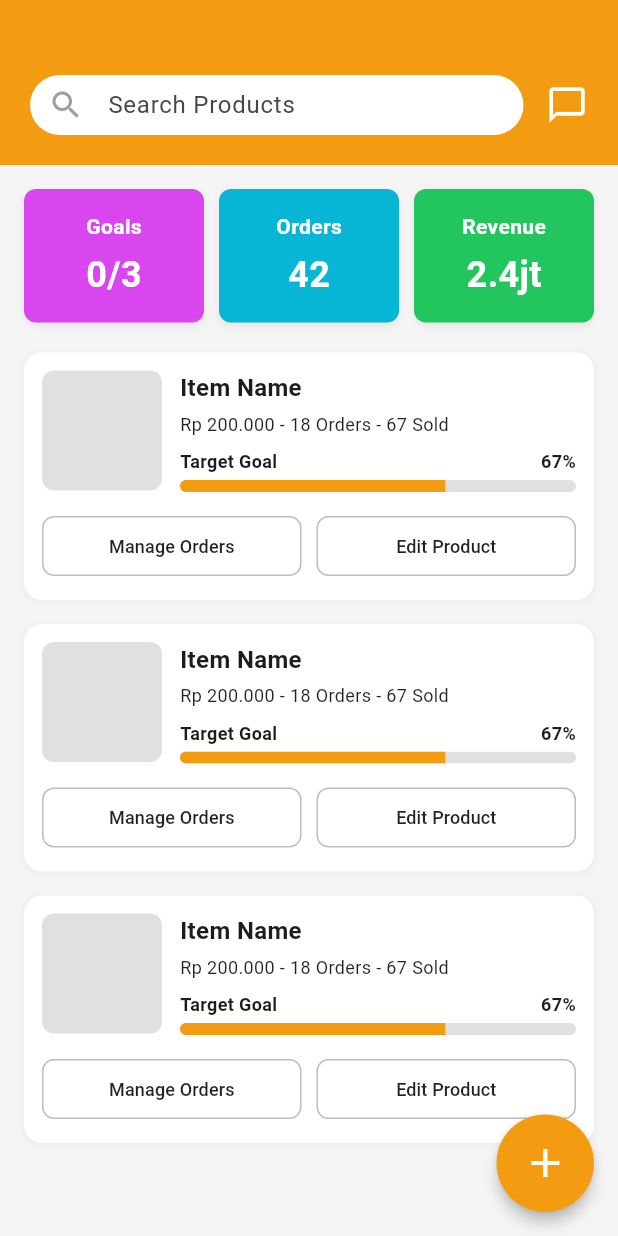
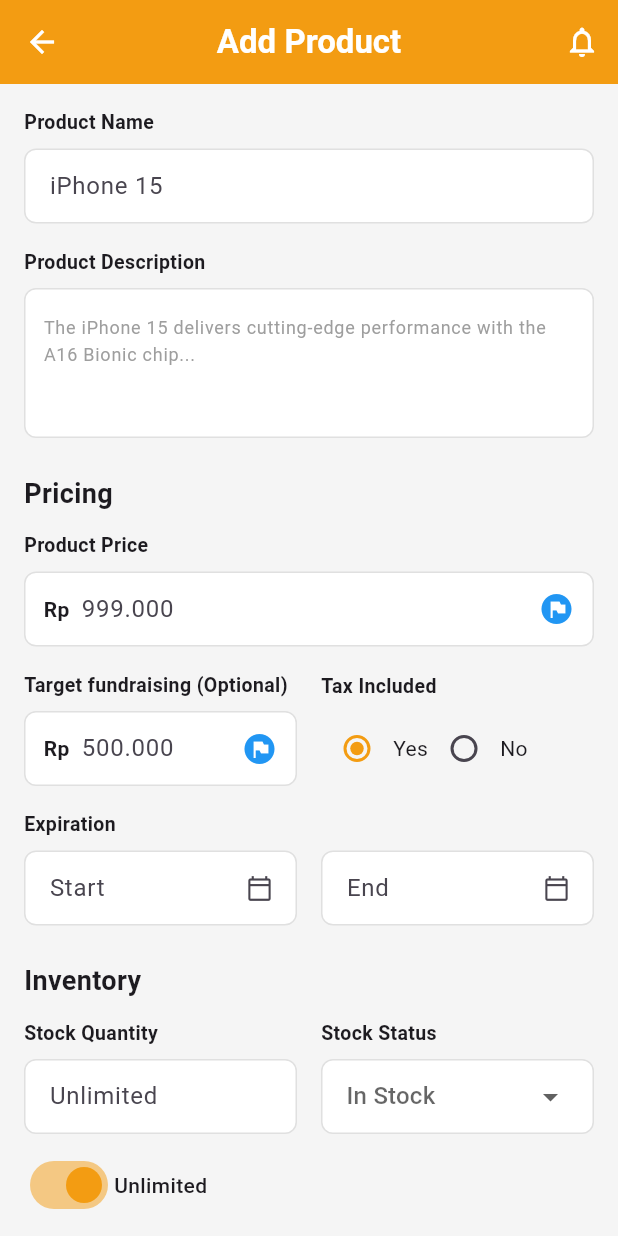
Before and after one commit to mhadiwidjaja/uc_marketplace, a Flutter app: the SellPage screen opened directly, after a tap on the "add" icon, on a phone screen of 412 x 824 dp. Run offline on Flutter 3.47's test engine with Material 3 defaults, Android fonts, the phone set to English and light mode, and no system bars.

Commit message:
add product page for selling

```diff
--- /dev/null
+++ b/lib/add_product_page.dart
@@ -0,0 +1,423 @@
+import 'package:flutter/material.dart';
+
+class AddProductPage extends StatefulWidget {
+  const AddProductPage({super.key});
+
+  @override
+  State<AddProductPage> createState() => _AddProductPageState();
+}
+
+class _AddProductPageState extends State<AddProductPage> {
+  final Color ucOrange = const Color(0xFFF39C12);
+
+  // Form State Variables
+  String? _taxIncluded = 'Yes';
+  bool _isUnlimitedStock = true;
+  // ignore: unused_field
+  String? _selectedCategory;
+  // ignore: unused_field
+  String? _selectedStockStatus = 'In Stock';
+
+  @override
+  Widget build(BuildContext context) {
+    return Scaffold(
+      backgroundColor: const Color(0xFFF5F5F5),
+      appBar: AppBar(
+        backgroundColor: ucOrange,
+        elevation: 0,
+        leading: IconButton(
+          icon: const Icon(Icons.arrow_back, color: Colors.white),
+          onPressed: () => Navigator.pop(context),
+        ),
+        title: const Text(
+          "Add Product",
+          style: TextStyle(color: Colors.white, fontWeight: FontWeight.bold),
+        ),
+        centerTitle: true,
+        actions: [
+          IconButton(
+            icon: const Icon(Icons.notifications_outlined, color: Colors.white),
+            onPressed: () {},
+          ),
+        ],
+      ),
+      body: SingleChildScrollView(
+        padding: const EdgeInsets.all(16.0),
+        child: Column(
+          crossAxisAlignment: CrossAxisAlignment.start,
+          children: [
+            // --- Basic Info ---
+            _buildSectionLabel("Product Name"),
+            _buildTextInput("iPhone 15"),
+            const SizedBox(height: 16),
+
+            _buildSectionLabel("Product Description"),
+            _buildTextArea(
+              "The iPhone 15 delivers cutting-edge performance with the A16 Bionic chip...",
+            ),
+            const SizedBox(height: 24),
+
+            // --- Pricing Section ---
+            const Text("Pricing", style: TextStyle(fontSize: 18, fontWeight: FontWeight.bold)),
+            const SizedBox(height: 12),
+
+            _buildSectionLabel("Product Price"),
+            _buildCurrencyInput("999.000"),
+            const SizedBox(height: 16),
+
+            Row(
+              children: [
+                Expanded(
+                  child: Column(
+                    crossAxisAlignment: CrossAxisAlignment.start,
+                    children: [
+                      _buildSectionLabel("Target fundraising (Optional)"),
+                      _buildCurrencyInput("500.000", prefix: "Rp"),
+                    ],
+                  ),
+                ),
+                const SizedBox(width: 16),
+                Expanded(
+                  child: Column(
+                    crossAxisAlignment: CrossAxisAlignment.start,
+                    children: [
+                      _buildSectionLabel("Tax Included"),
+                      Row(
+                        children: [
+                          Radio<String>(
+                            value: 'Yes',
+                            groupValue: _taxIncluded,
+                            activeColor: ucOrange,
+                            onChanged: (val) => setState(() => _taxIncluded = val),
+                          ),
+                          const Text("Yes"),
+                          Radio<String>(
+                            value: 'No',
+                            groupValue: _taxIncluded,
+                            activeColor: ucOrange,
+                            onChanged: (val) => setState(() => _taxIncluded = val),
+                          ),
+                          const Text("No"),
+                        ],
+                      ),
+                    ],
+                  ),
+                ),
+              ],
+            ),
+            const SizedBox(height: 16),
+
+            // --- Expiration ---
+            _buildSectionLabel("Expiration"),
+            Row(
+              children: [
+                Expanded(child: _buildDatePicker("Start")),
+                const SizedBox(width: 16),
+                Expanded(child: _buildDatePicker("End")),
+              ],
+            ),
+            const SizedBox(height: 24),
+
+            // --- Inventory ---
+            const Text("Inventory", style: TextStyle(fontSize: 18, fontWeight: FontWeight.bold)),
+            const SizedBox(height: 12),
+
+            Row(
+              children: [
+                Expanded(
+                  child: Column(
+                    crossAxisAlignment: CrossAxisAlignment.start,
+                    children: [
+                      _buildSectionLabel("Stock Quantity"),
+                      _buildTextInput("Unlimited"),
+                    ],
+                  ),
+                ),
+                const SizedBox(width: 16),
+                Expanded(
+                  child: Column(
+                    crossAxisAlignment: CrossAxisAlignment.start,
+                    children: [
+                      _buildSectionLabel("Stock Status"),
+                      _buildDropdown(["In Stock", "Out of Stock"], "In Stock"),
+                    ],
+                  ),
+                ),
+              ],
+            ),
+            const SizedBox(height: 10),
+            Row(
+              children: [
+                Switch(
+                  value: _isUnlimitedStock,
+                  activeColor: ucOrange,
+                  onChanged: (val) => setState(() => _isUnlimitedStock = val),
+                ),
+                const Text("Unlimited", style: TextStyle(fontWeight: FontWeight.w500)),
+              ],
+            ),
+            const SizedBox(height: 24),
+
+            // --- Image Upload ---
+            const Text("Upload Product Image", style: TextStyle(fontSize: 18, fontWeight: FontWeight.bold)),
+            const SizedBox(height: 12),
+            _buildSectionLabel("Product Image"),
+
+            Container(
+              height: 200,
+              decoration: BoxDecoration(
+                color: Colors.white,
+                borderRadius: BorderRadius.circular(12),
+                border: Border.all(color: Colors.grey.shade300),
+              ),
+              child: Stack(
+                alignment: Alignment.center,
+                children: [
+                  // Placeholder for Main Image
+                  const Icon(Icons.phone_iphone, size: 100, color: Colors.grey),
+                  Positioned(
+                    bottom: 10,
+                    left: 10,
+                    child: OutlinedButton.icon(
+                      onPressed: () {},
+                      icon: const Icon(Icons.image, size: 16, color: Colors.grey),
+                      label: const Text("Browse", style: TextStyle(color: Colors.grey)),
+                    ),
+                  ),
+                  Positioned(
+                    bottom: 10,
+                    right: 10,
+                    child: OutlinedButton.icon(
+                      onPressed: () {},
+                      icon: const Icon(Icons.refresh, size: 16, color: Colors.black),
+                      label: const Text("Replace", style: TextStyle(color: Colors.black)),
+                    ),
+                  ),
+                ],
+              ),
+            ),
+            const SizedBox(height: 10),
+            // Thumbnails
+            Row(
+              children: [
+                _buildThumbnail(),
+                const SizedBox(width: 10),
+                _buildThumbnail(),
+                const SizedBox(width: 10),
+                // Add Image Button
+                Container(
+                  width: 60,
+                  height: 60,
+                  decoration: BoxDecoration(
+                    color: Colors.white,
+                    borderRadius: BorderRadius.circular(8),
+                    // FIXED: Changed to solid border because 'dashed' is not a valid constant in standard Flutter BorderStyle
+                    border: Border.all(color: Colors.grey.shade300, style: BorderStyle.solid),
+                  ),
+                  child: Column(
+                    mainAxisAlignment: MainAxisAlignment.center,
+                    children: [
+                      Icon(Icons.add_circle, color: ucOrange, size: 20),
+                      Text("Add Image", style: TextStyle(fontSize: 8, color: ucOrange)),
+                    ],
+                  ),
+                ),
+              ],
+            ),
+            const SizedBox(height: 24),
+
+            // --- Categories ---
+            const Text("Categories", style: TextStyle(fontSize: 18, fontWeight: FontWeight.bold)),
+            const SizedBox(height: 12),
+
+            _buildSectionLabel("Product Categories"),
+            _buildDropdown(["Electronics", "Fashion", "Food"], "Select your product"),
+            const SizedBox(height: 16),
+
+            _buildSectionLabel("Product Tag"),
+            _buildDropdown(["New Arrival", "Best Seller"], "Select your product"),
+            const SizedBox(height: 30),
+
+            // --- Publish Button ---
+            SizedBox(
+              width: double.infinity,
+              height: 50,
+              child: ElevatedButton(
+                style: ElevatedButton.styleFrom(
+                  backgroundColor: ucOrange,
+                  shape: RoundedRectangleBorder(
+                    borderRadius: BorderRadius.circular(12),
+                  ),
+                ),
+                onPressed: () {
+                  // Save logic
+                  Navigator.pop(context);
+                },
+                child: const Text(
+                  "Publish Product",
+                  style: TextStyle(
+                    color: Colors.white,
+                    fontSize: 18,
+                    fontWeight: FontWeight.bold,
+                  ),
+                ),
+              ),
+            ),
+            const SizedBox(height: 20),
+          ],
+        ),
+      ),
+    );
+  }
+
+  // --- Helper Widgets ---
+
+  Widget _buildSectionLabel(String text) {
+    return Padding(
+      padding: const EdgeInsets.only(bottom: 8.0),
+      child: Text(
+        text,
+        style: const TextStyle(fontWeight: FontWeight.bold, fontSize: 13),
+      ),
+    );
+  }
+
+  Widget _buildTextInput(String hint) {
+    return Container(
+      decoration: BoxDecoration(
+        color: Colors.white,
+        borderRadius: BorderRadius.circular(8),
+        border: Border.all(color: Colors.grey.shade300),
+      ),
+      child: TextField(
+        decoration: InputDecoration(
+          hintText: hint,
+          border: InputBorder.none,
+          contentPadding: const EdgeInsets.symmetric(horizontal: 16, vertical: 12),
+        ),
+      ),
+    );
+  }
+
+  Widget _buildCurrencyInput(String hint, {String prefix = "Rp"}) {
+    return Container(
+      decoration: BoxDecoration(
+        color: Colors.white,
+        borderRadius: BorderRadius.circular(8),
+        border: Border.all(color: Colors.grey.shade300),
+      ),
+      padding: const EdgeInsets.symmetric(horizontal: 12),
+      child: Row(
+        children: [
+          Text(prefix, style: const TextStyle(fontWeight: FontWeight.bold)),
+          const SizedBox(width: 8),
+          Expanded(
+            child: TextField(
+              decoration: InputDecoration(
+                hintText: hint,
+                border: InputBorder.none,
+              ),
+            ),
+          ),
+          if (prefix == "Rp") const Icon(Icons.flag_circle, color: Colors.blue), // Dummy US flag icon
+        ],
+      ),
+    );
+  }
+
+  Widget _buildTextArea(String hint) {
+    return Container(
+      height: 100,
+      decoration: BoxDecoration(
+        color: Colors.white,
+        borderRadius: BorderRadius.circular(8),
+        border: Border.all(color: Colors.grey.shade300),
+      ),
+      child: TextField(
+        maxLines: 5,
+        decoration: InputDecoration(
+          hintText: hint,
+          hintStyle: const TextStyle(fontSize: 12, color: Colors.grey),
+          border: InputBorder.none,
+          contentPadding: const EdgeInsets.all(12),
+        ),
+      ),
+    );
+  }
+
+  Widget _buildDatePicker(String hint) {
+    return Container(
+      decoration: BoxDecoration(
+        color: Colors.white,
+        borderRadius: BorderRadius.circular(8),
+        border: Border.all(color: Colors.grey.shade300),
+      ),
+      child: TextField(
+        readOnly: true,
+        decoration: InputDecoration(
+          hintText: hint,
+          suffixIcon: const Icon(Icons.calendar_today_outlined, size: 18),
+          border: InputBorder.none,
+          contentPadding: const EdgeInsets.symmetric(horizontal: 16, vertical: 12),
+        ),
+        onTap: () async {
+          await showDatePicker(
+            context: context,
+            initialDate: DateTime.now(),
+            firstDate: DateTime(2000),
+            lastDate: DateTime(2100),
+          );
+        },
+      ),
+    );
+  }
+
+  Widget _buildDropdown(List<String> items, String hint) {
+    return Container(
+      decoration: BoxDecoration(
+        color: Colors.white,
+        borderRadius: BorderRadius.circular(8),
+        border: Border.all(color: Colors.grey.shade300),
+      ),
+      padding: const EdgeInsets.symmetric(horizontal: 16),
+      child: DropdownButtonHideUnderline(
+        child: DropdownButton<String>(
+          isExpanded: true,
+          hint: Text(hint),
+          items: items.map((String value) {
+            return DropdownMenuItem<String>(
+              value: value,
+              child: Text(value),
+            );
+          }).toList(),
+          onChanged: (val) {},
+        ),
+      ),
+    );
+  }
+
+  Widget _buildThumbnail() {
+    return Stack(
+      children: [
+        Container(
+          width: 60,
+          height: 60,
+          decoration: BoxDecoration(
+            color: Colors.grey[300],
+            borderRadius: BorderRadius.circular(8),
+          ),
+          child: const Icon(Icons.phone_iphone, size: 30, color: Colors.grey),
+        ),
+        Positioned(
+          top: 0,
+          right: 0,
+          child: Container(
+            padding: const EdgeInsets.all(2),
+            decoration: const BoxDecoration(color: Colors.white, shape: BoxShape.circle),
+            child: const Icon(Icons.close, size: 12, color: Colors.red),
+          ),
+        ),
+      ],
+    );
+  }
+}
--- a/lib/sell_page.dart
+++ b/lib/sell_page.dart
@@ -1,6 +1,7 @@
 import 'package:flutter/material.dart';
 import 'customer_service_page.dart'; // For the chat icon
-import 'manage_order_page.dart';     // For the "Manage Orders" button
+import 'manage_order_page.dart'; // For the "Manage Orders" button
+import 'add_product_page.dart';
 
 class SellPage extends StatelessWidget {
   const SellPage({super.key});
@@ -18,8 +19,11 @@
         height: 65,
         child: FloatingActionButton(
           onPressed: () {
-            // Logic to add new item can go here
-            print("Add new item pressed");
+            // Navigate to Add Product Page
+            Navigator.push(
+              context,
+              MaterialPageRoute(builder: (context) => const AddProductPage()),
+            );
           },
           backgroundColor: ucOrange,
           shape: const CircleBorder(),
@@ -32,7 +36,12 @@
         children: [
           // 1. Header with Search Bar
           Container(
-            padding: const EdgeInsets.only(top: 50, left: 20, right: 20, bottom: 20),
+            padding: const EdgeInsets.only(
+              top: 50,
+              left: 20,
+              right: 20,
+              bottom: 20,
+            ),
             decoration: BoxDecoration(color: ucOrange),
             child: Row(
               children: [
@@ -59,10 +68,16 @@
                   onTap: () {
                     Navigator.push(
                       context,
-                      MaterialPageRoute(builder: (context) => const CustomerServicePage()),
+                      MaterialPageRoute(
+                        builder: (context) => const CustomerServicePage(),
+                      ),
                     );
                   },
-                  child: const Icon(Icons.chat_bubble_outline, color: Colors.white, size: 28),
+                  child: const Icon(
+                    Icons.chat_bubble_outline,
+                    color: Colors.white,
+                    size: 28,
+                  ),
                 ),
               ],
             ),
@@ -75,11 +90,23 @@
                 // 2. Dashboard Stats Row
                 Row(
                   children: [
-                    _buildStatCard("Goals", "0/3", const Color(0xFFD946EF)), // Purple
+                    _buildStatCard(
+                      "Goals",
+                      "0/3",
+                      const Color(0xFFD946EF),
+                    ), // Purple
                     const SizedBox(width: 10),
-                    _buildStatCard("Orders", "42", const Color(0xFF06B6D4)), // Cyan
+                    _buildStatCard(
+                      "Orders",
+                      "42",
+                      const Color(0xFF06B6D4),
+                    ), // Cyan
                     const SizedBox(width: 10),
-                    _buildStatCard("Revenue", "2.4jt", const Color(0xFF22C55E)), // Green
+                    _buildStatCard(
+                      "Revenue",
+                      "2.4jt",
+                      const Color(0xFF22C55E),
+                    ), // Green
                   ],
                 ),
 
@@ -121,12 +148,20 @@
           children: [
             Text(
               title,
-              style: const TextStyle(color: Colors.white, fontWeight: FontWeight.bold, fontSize: 14),
+              style: const TextStyle(
+                color: Colors.white,
+                fontWeight: FontWeight.bold,
+                fontSize: 14,
+              ),
             ),
             const SizedBox(height: 5),
             Text(
               value,
-              style: const TextStyle(color: Colors.white, fontWeight: FontWeight.bold, fontSize: 24),
+              style: const TextStyle(
+                color: Colors.white,
+                fontWeight: FontWeight.bold,
+                fontSize: 24,
+              ),
             ),
           ],
         ),
@@ -174,7 +209,10 @@
                   children: [
                     const Text(
                       "Item Name",
-                      style: TextStyle(fontWeight: FontWeight.bold, fontSize: 16),
+                      style: TextStyle(
+                        fontWeight: FontWeight.bold,
+                        fontSize: 16,
+                      ),
                     ),
                     const SizedBox(height: 4),
                     const Text(
@@ -187,8 +225,20 @@
                     const Row(
                       mainAxisAlignment: MainAxisAlignment.spaceBetween,
                       children: [
-                        Text("Target Goal", style: TextStyle(fontWeight: FontWeight.bold, fontSize: 12)),
-                        Text("67%", style: TextStyle(fontWeight: FontWeight.bold, fontSize: 12)),
+                        Text(
+                          "Target Goal",
+                          style: TextStyle(
+                            fontWeight: FontWeight.bold,
+                            fontSize: 12,
+                          ),
+                        ),
+                        Text(
+                          "67%",
+                          style: TextStyle(
+                            fontWeight: FontWeight.bold,
+                            fontSize: 12,
+                          ),
+                        ),
                       ],
                     ),
                     const SizedBox(height: 4),
@@ -219,15 +269,22 @@
                     // Navigate to Manage Order Page
                     Navigator.push(
                       context,
-                      MaterialPageRoute(builder: (context) => const ManageOrderPage()),
+                      MaterialPageRoute(
+                        builder: (context) => const ManageOrderPage(),
+                      ),
                     );
                   },
                   style: OutlinedButton.styleFrom(
                     side: BorderSide(color: Colors.grey.shade400),
-                    shape: RoundedRectangleBorder(borderRadius: BorderRadius.circular(8)),
+                    shape: RoundedRectangleBorder(
+                      borderRadius: BorderRadius.circular(8),
+                    ),
                     foregroundColor: Colors.black87,
                   ),
-                  child: const Text("Manage Orders", style: TextStyle(fontSize: 12)),
+                  child: const Text(
+                    "Manage Orders",
+                    style: TextStyle(fontSize: 12),
+                  ),
                 ),
               ),
               const SizedBox(width: 10),
@@ -238,14 +295,19 @@
                   },
                   style: OutlinedButton.styleFrom(
                     side: BorderSide(color: Colors.grey.shade400),
-                    shape: RoundedRectangleBorder(borderRadius: BorderRadius.circular(8)),
+                    shape: RoundedRectangleBorder(
+                      borderRadius: BorderRadius.circular(8),
+                    ),
                     foregroundColor: Colors.black87,
                   ),
-                  child: const Text("Edit Product", style: TextStyle(fontSize: 12)),
+                  child: const Text(
+                    "Edit Product",
+                    style: TextStyle(fontSize: 12),
+                  ),
                 ),
               ),
             ],
-          )
+          ),
         ],
       ),
     );
```
Also changed, not shown: lib/login_page.dart (+23 -7 lines), lib/signup_page.dart (+15 -7 lines).
